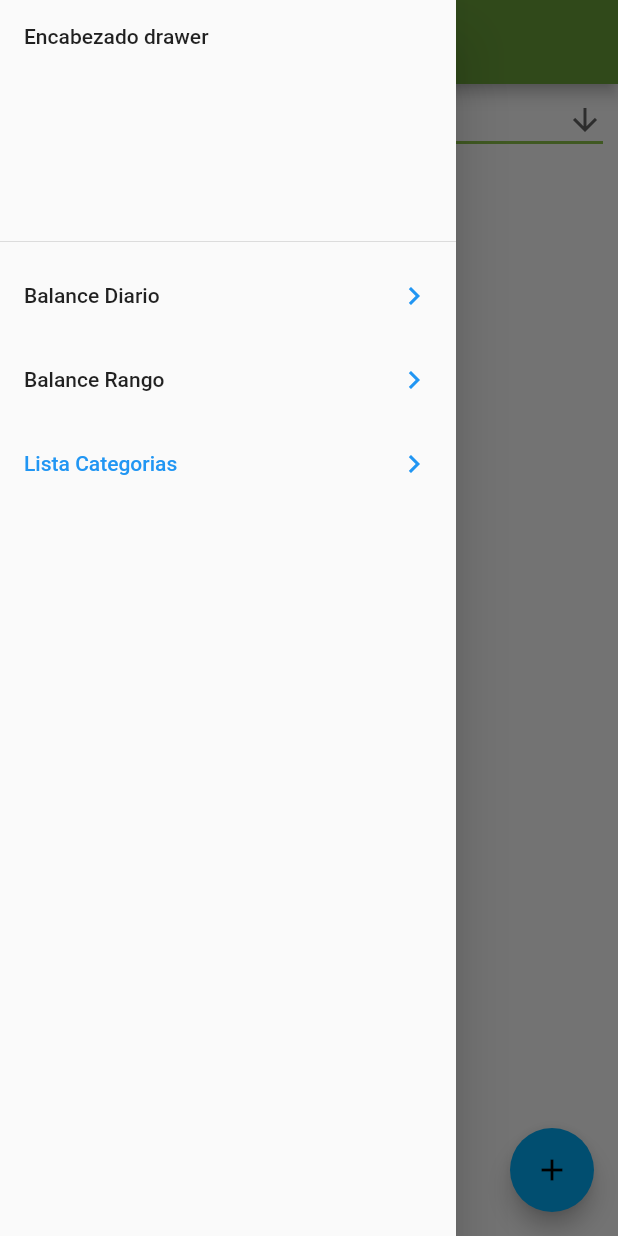
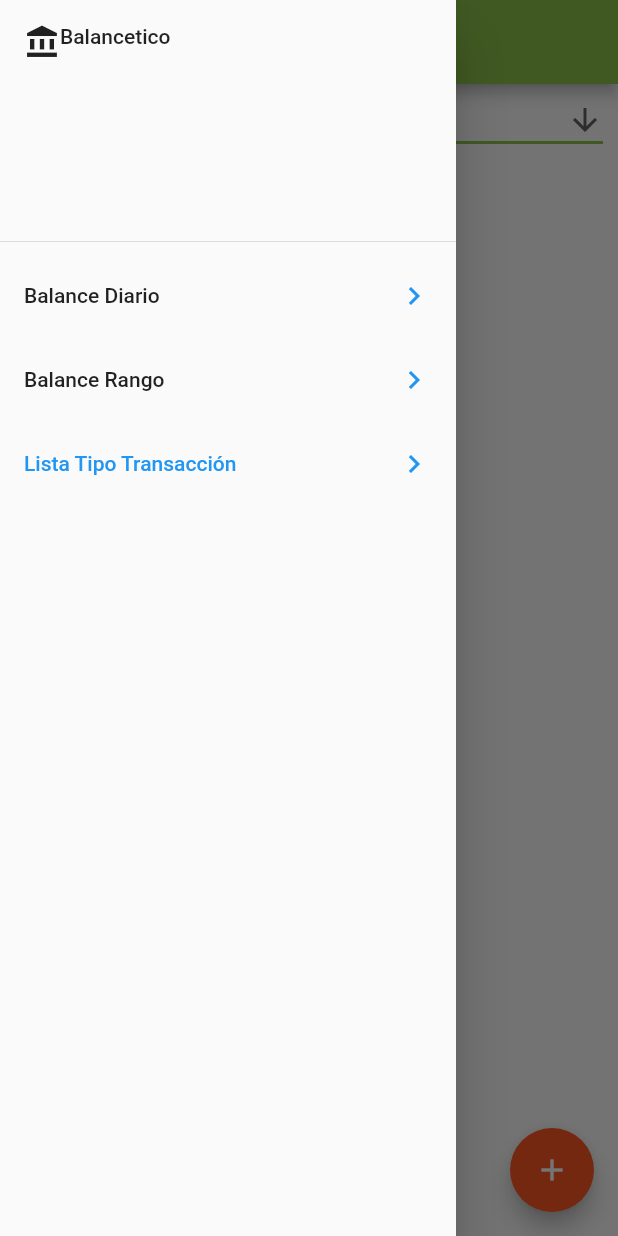
Before and after one commit to ervinsv92/balancetico, a Flutter app: the ListaCategoriasPage screen opened by its route, with the side drawer open, on a phone screen of 412 x 824 dp. Run offline on Flutter 3.47's test engine with Material 2 defaults, Android fonts, the phone set to English and light mode, and no system bars; our stand-ins replace sqflite; accounts and stored records are empty.

Commit message:
Completado el crud del tipo de transaccion

```diff
--- a/lib/drawer/drawer.dart
+++ b/lib/drawer/drawer.dart
@@ -23,7 +23,7 @@ class AppDrawer extends StatelessWidget {
               onTap: () =>
                   Navigator.pushReplacementNamed(context, Routes.balanceRango)),
           _createDrawerItem(
-              text: "Lista Categorias",
+              text: "Lista Tipo Transacción",
               ruta: Routes.listaCategoria,
               onTap: () => Navigator.pushReplacementNamed(
                   context, Routes.listaCategoria)),
@@ -34,7 +34,13 @@ class AppDrawer extends StatelessWidget {
 
   Widget _crearEncabezado() {
     return DrawerHeader(
-      child: Text("Encabezado drawer"),
+      child: Row(
+        crossAxisAlignment: CrossAxisAlignment.start,
+        children: <Widget>[
+          Icon(Icons.account_balance),
+          Text("Balancetico"),
+        ],
+      ),
     );
   }
 
--- a/lib/main.dart
+++ b/lib/main.dart
@@ -5,8 +5,10 @@ import 'package:balancetico/routes/routes.dart';
 void main() => runApp(
   MaterialApp(
     theme: ThemeData(
-      primaryColor: Color(0xFF689F38),
-      accentColor: Color(0xFF03A9F4),
+      primaryColor: Color(0xFF8BC34A),
+      accentColor: Color(0xFFFF5722),
+      primaryColorDark: Color(0xFF689F38),
+      primaryColorLight: Color(0xFFDCEDC8)
     ),
     initialRoute: 'balance_diario',
     routes: getApplicationRoutes(),
--- a/lib/pages/lista_categorias_page.dart
+++ b/lib/pages/lista_categorias_page.dart
@@ -1,4 +1,5 @@
 import 'package:balancetico/drawer/drawer.dart';
+import 'package:balancetico/providers/db_provider.dart';
 import 'package:balancetico/routes/routes.dart';
 import 'package:flutter/material.dart';
 
@@ -51,54 +52,32 @@ class _ListaCategoriasPageState extends State<ListaCategoriasPage> {
             ),
           ),
           Expanded(
-            child: ListView(
-              children: <Widget>[
-                ListTile(
-                  title: Text("Lista 1"),
-                )
-              ],
-            ),
+            child: FutureBuilder<List<BETipoTransaccion>>(
+              future: DBProvider.db.obtenerTiposTransaccionPorTipo(_cmbTipoTransaccion[0]),
+              builder: (BuildContext context, AsyncSnapshot<List<BETipoTransaccion>> snapshot){
+                if(!snapshot.hasData){
+                  return Center(child: CircularProgressIndicator(),);
+                }
+
+                final tiposTransaccion = snapshot.data;
+
+                if(tiposTransaccion.length == 0){
+                  return Center(child: Text("No hay información"),);
+                }
+
+                return ListView.builder(
+                  itemCount: tiposTransaccion.length,
+                  itemBuilder: (context, i) => ListTile(
+                    trailing: Icon(Icons.arrow_right),
+                    title: Text(tiposTransaccion[i].nombre),
+                    onTap: (){
+                      Navigator.pushNamed(context, Routes.registroCategoria,arguments: tiposTransaccion[i]);
+                    },
+                  ),
+                );
+              },
+            )
           ),
-          Row(
-            children: <Widget>[
-              Container(
-                  width: 140.0,
-                  padding: EdgeInsets.all(10.0),
-                  color: Colors.green,
-                  child: RichText(
-                    textAlign: TextAlign.end,
-                    text: TextSpan(
-                        text: "2,000.00",
-                        style: TextStyle(
-                          fontSize: 20.0,
-                        )),
-                  )),
-              Container(
-                  width: 140.0,
-                  padding: EdgeInsets.all(10.0),
-                  color: Colors.red,
-                  child: RichText(
-                    textAlign: TextAlign.end,
-                    text: TextSpan(
-                        text: "500.00",
-                        style: TextStyle(
-                          fontSize: 20.0,
-                        )),
-                  )),
-            ],
-          ),
-          Container(
-              width: 280.0,
-              padding: EdgeInsets.all(10.0),
-              color: Colors.lightBlueAccent,
-              child: RichText(
-                textAlign: TextAlign.end,
-                text: TextSpan(
-                    text: "1,500.00",
-                    style: TextStyle(
-                      fontSize: 20.0,
-                    )),
-              )),
         ],
       ),
       floatingActionButton: FloatingActionButton(
--- a/lib/providers/db_provider.dart
+++ b/lib/providers/db_provider.dart
@@ -12,7 +12,8 @@ class DBProvider{
   static final DBProvider db = DBProvider._();//Constructor privado para que solo se cree una vez
 
   //Nombres de tablas
-  final String _TIPO_TRANSACCION_TABLA = "TipoTransaccion";
+  final String _tipo_transaccion_tabla = "TipoTransaccion";
+  final String _transaccion_tabla = "Transaccion";
 
   DBProvider._();
 
@@ -34,8 +35,8 @@ class DBProvider{
       onCreate: (Database db, int version) async {
         await db.execute(
           "CREATE TABLE TipoTransaccion ("
-          "idTipoTransaccion INTEGER NOT NULL PRIMARY KEY AUTOINCREMENT,"
-          "nombre TEXT NOT NULL UNIQUE,"
+          "idTipoTransaccion INTEGER PRIMARY KEY AUTOINCREMENT,"
+          "nombre TEXT NOT NULL,"
           "tipo TEXT NOT NULL"
           ")"
         );
@@ -54,38 +55,53 @@ class DBProvider{
   }
 
   //Metodos db
-  guardarCategoriaEjemplo(BETipoTransaccion tipoTransaccion) async{
+  Future<int> guardarTipoTransaccion(BETipoTransaccion tipoTransaccion) async{
     final db = await database;
     final res = await db.rawInsert(
-      "INSERT INTO TipoTransaccion (idTipoTransaccion, nombre, tipo)"
-      "VALUES(${tipoTransaccion.idTipoTransaccion}, '${ tipoTransaccion.nombre }', '${ tipoTransaccion.tipo }');"
+      "INSERT INTO TipoTransaccion (nombre, tipo) "
+      "VALUES(?, ?);", [tipoTransaccion.nombre, tipoTransaccion.tipo]
     );
     return res;
   }
 
-  Future<int> guardarCategoria(BETipoTransaccion tipoTransaccion) async{
+  Future<int> guardarTipoTransaccionNoSirve(BETipoTransaccion tipoTransaccion) async{
     final db = await database;
-    final res = await db.insert(_TIPO_TRANSACCION_TABLA, tipoTransaccion.toJson());
+    final res = await db.insert(_tipo_transaccion_tabla, tipoTransaccion.toJson());
     return res;
   }
 
   Future<int> actualizarTipoTransaccion(BETipoTransaccion tipoTransaccion) async{
     final db = await database;
-    final res = await db.update(_TIPO_TRANSACCION_TABLA,
+    final res = await db.update(_tipo_transaccion_tabla,
     tipoTransaccion.toJson(), where:"idTipoTransaccion = ?", whereArgs: [tipoTransaccion.idTipoTransaccion]);
     return res;
   }
 
+  Future<bool> existeTipoTransaccion(BETipoTransaccion tipoTransaccion) async{
+    final db = await database;
+    final res = Sqflite.firstIntValue(await db.rawQuery('SELECT COUNT(*) FROM $_tipo_transaccion_tabla WHERE idTipoTransaccion <> ? AND nombre = ? AND tipo = ?',
+    [tipoTransaccion.idTipoTransaccion, tipoTransaccion.nombre, tipoTransaccion.tipo]));
+
+    return res > 0 ? true:false;
+  }
+
+  Future<bool> existeTransaccionDeTipoTransaccion(int idTipoTransaccion) async{
+    final db = await database;
+    final res = Sqflite.firstIntValue(await db.rawQuery('SELECT COUNT(*) FROM $_transaccion_tabla WHERE idTipoTransaccion = ?', [idTipoTransaccion]));
+
+    return res > 0 ? true:false;
+  }
+
   Future<BETipoTransaccion> obtenerTipoTransaccionId(int idTipoTransaccion) async {
     final db = await database;
-    final res = await db.query(_TIPO_TRANSACCION_TABLA, where: "idTipoTransaccion = ?", whereArgs: [idTipoTransaccion]);
+    final res = await db.query(_tipo_transaccion_tabla, where: "idTipoTransaccion = ?", whereArgs: [idTipoTransaccion]);
 
     return res.isNotEmpty ? BETipoTransaccion.fromJson(res.first) : null;
   }
 
   Future<List<BETipoTransaccion>> obtenerTiposTransaccionPorTipo(String tipo) async {
     final db = await database;
-    final res = await db.query(_TIPO_TRANSACCION_TABLA, where: "tipo = ?", whereArgs: [tipo]);
+    final res = await db.query(_tipo_transaccion_tabla, where: "tipo = ?", whereArgs: [tipo]);
 
     List<BETipoTransaccion> list = res.isNotEmpty
     ? res.map((tipoTransaccion) => BETipoTransaccion.fromJson(tipoTransaccion)).toList() : [];
@@ -95,13 +111,13 @@ class DBProvider{
 
   Future<int> borrarTipoTransaccion(int idTipoTransaccion) async{
     final db = await database;
-    final res = db.delete(_TIPO_TRANSACCION_TABLA, where:"idTipoTransaccion = ?", whereArgs: [idTipoTransaccion]);
+    final res = db.delete(_tipo_transaccion_tabla, where:"idTipoTransaccion = ?", whereArgs: [idTipoTransaccion]);
     return res;
   }
 
   Future<int> borrarTipoTransaccionTodos() async{
     final db = await database;
-    final res = db.rawDelete("DELETE FROM $_TIPO_TRANSACCION_TABLA");
+    final res = db.rawDelete("DELETE FROM $_tipo_transaccion_tabla");
     return res;
   }
 }
--- a/pubspec.yaml
+++ b/pubspec.yaml
@@ -25,6 +25,9 @@ dependencies:
   cupertino_icons: ^0.1.2
   sqflite: ^1.1.6
   path_provider: ^1.3.0
+  provider: ^3.1.0
+
+
 
 dev_dependencies:
   flutter_test:
```
Also changed, not shown: lib/pages/registro_categoria_page.dart (+74 -14 lines), pubspec.lock.
